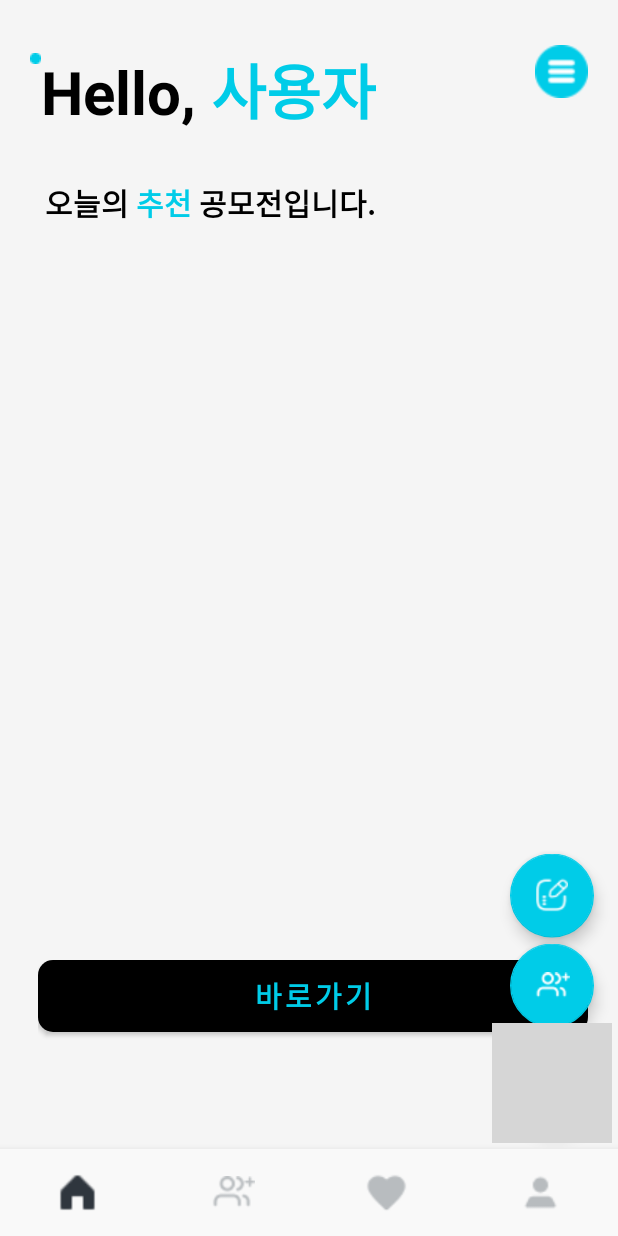
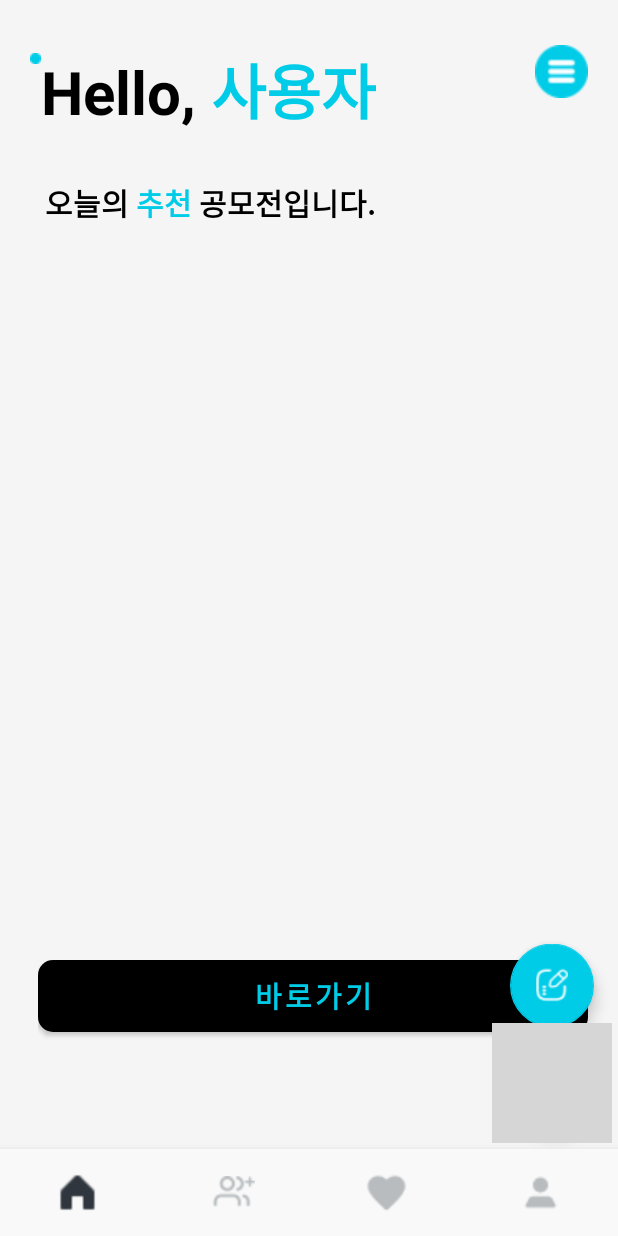
Before and after one commit to EJ-pro/Collobo-Station, an Android app: the MainActivity screen opened directly, with no data from a screen before it, after a tap on an icon or button, on a phone screen of 412 x 824 dp. Run offline under Robolectric (Android 15) with nearby library versions, the phone set to English and light mode, and no system bars; our stand-ins replace Firebase (no records; nobody signed in at launch, a user with empty details on screens opened directly); grey boxes are pictures that could not be loaded.

Commit message:
수정완료

```diff
--- a/app/src/main/java/com/example/collobo_station/Main/MainActivity.kt
+++ b/app/src/main/java/com/example/collobo_station/Main/MainActivity.kt
@@ -8,7 +8,6 @@ import android.view.animation.AccelerateInterpolator
 import android.widget.Toast
 import androidx.appcompat.app.AppCompatActivity
 import androidx.fragment.app.Fragment
-import com.example.collobo_station.Fragment.Bottom.Fragment_Chat
 import com.example.collobo_station.Fragment.Home.Fragment_Home
 import com.example.collobo_station.Fragment.Scrap.Fragment_Scrap
 import com.example.collobo_station.Fragment.Splash.Fragment_User
@@ -19,43 +18,49 @@ import com.google.android.material.floatingactionbutton.FloatingActionButton
 
 class MainActivity : AppCompatActivity() {
     private lateinit var fabAction: FloatingActionButton
-    private lateinit var fabSub1: FloatingActionButton
     private lateinit var fabSub2: FloatingActionButton
-    private lateinit var fabSub3: FloatingActionButton
     private var isExpanded = false
     private var doubleBackToExitPressedOnce = false
+
+    private var currentSelectedItemId = R.id.navigation_item1
 
     override fun onBackPressed() {
         if (doubleBackToExitPressedOnce) {
             super.onBackPressed()
             return
         }
-
         this.doubleBackToExitPressedOnce = true
         Toast.makeText(this, "한 번 더 누르면 종료됩니다.", Toast.LENGTH_SHORT).show()
-
         android.os.Handler().postDelayed({
             doubleBackToExitPressedOnce = false
-        }, 2000) // 2초간 두 번째 뒤로가기 버튼이 클릭되지 않으면 리셋
+        }, 2000)
     }
-    private val onNavigationItemSelectedListener =
-        BottomNavigationView.OnNavigationItemSelectedListener { item ->
+
+    private val onNavigationItemSelectedListener = BottomNavigationView.OnNavigationItemSelectedListener { item ->
+        if (item.itemId == currentSelectedItemId) {
+            return@OnNavigationItemSelectedListener false
+        }
+
         when (item.itemId) {
             R.id.navigation_item1 -> {
                 replaceFragment(Fragment_Home())
+                currentSelectedItemId = R.id.navigation_item1
                 return@OnNavigationItemSelectedListener true
             }
             R.id.navigation_item2 -> {
                 val intent = Intent(this, Project_Participation::class.java)
                 startActivity(intent)
+                currentSelectedItemId = R.id.navigation_item2
                 return@OnNavigationItemSelectedListener true
             }
             R.id.navigation_item3 -> {
                 replaceFragment(Fragment_Scrap())
+                currentSelectedItemId = R.id.navigation_item3
                 return@OnNavigationItemSelectedListener true
             }
             R.id.navigation_item4 -> {
                 replaceFragment(Fragment_User())
+                currentSelectedItemId = R.id.navigation_item4
                 return@OnNavigationItemSelectedListener true
             }
         }
@@ -69,10 +74,11 @@ class MainActivity : AppCompatActivity() {
         val navView: BottomNavigationView = findViewById(R.id.bottom_navigation)
         navView.setOnNavigationItemSelectedListener(onNavigationItemSelectedListener)
 
+        replaceFragment(Fragment_Home())
+        currentSelectedItemId = R.id.navigation_item1
         navView.selectedItemId = R.id.navigation_item1
 
         fabAction = findViewById(R.id.fab_action)
-        fabSub1 = findViewById(R.id.fab_sub1)
         fabSub2 = findViewById(R.id.fab_sub2)
 
         fabAction.setOnClickListener {
@@ -82,10 +88,7 @@ class MainActivity : AppCompatActivity() {
                 expandFabMenu()
             }
         }
-        fabSub1.setOnClickListener {
-            val intent = Intent(this, Project_Participation::class.java)
-            startActivity(intent)
-        }
+
         fabSub2.setOnClickListener {
             val intent = Intent(this, Portfolio_management::class.java)
             startActivity(intent)
@@ -94,37 +97,30 @@ class MainActivity : AppCompatActivity() {
 
     private fun expandFabMenu() {
         isExpanded = true
-
-        val animSub1 = ObjectAnimator.ofFloat(fabSub1, "translationY", -resources.getDimension(R.dimen.standard_65))
-        val animSub2 = ObjectAnimator.ofFloat(fabSub2, "translationY", -resources.getDimension(R.dimen.standard_125))
+        // fabSub1 제거로 인해 fabSub2만 남음
+        val animSub2 = ObjectAnimator.ofFloat(fabSub2, "translationY", -resources.getDimension(R.dimen.standard_65))
 
         AnimatorSet().apply {
-            playTogether(animSub1, animSub2)
+            play(animSub2)
             interpolator = AccelerateInterpolator()
             duration = 300
             start()
         }
-
         fabAction.animate().rotation(45f)
     }
 
     private fun collapseFabMenu() {
         isExpanded = false
-
-        val animSub1 = ObjectAnimator.ofFloat(fabSub1, "translationY", 0f)
         val animSub2 = ObjectAnimator.ofFloat(fabSub2, "translationY", 0f)
 
         AnimatorSet().apply {
-            playTogether(animSub1, animSub2)
+            play(animSub2)
             interpolator = AccelerateInterpolator()
             duration = 300
             start()
         }
-
         fabAction.animate().rotation(0f)
     }
-
-
 
     private fun replaceFragment(fragment: Fragment) {
         supportFragmentManager.beginTransaction()
--- a/app/src/main/res/layout/activity_main.xml
+++ b/app/src/main/res/layout/activity_main.xml
@@ -21,17 +21,6 @@
             android:layout_height="match_parent"
             android:layout_weight="1"
             android:orientation="vertical">
-
-            <com.google.android.material.floatingactionbutton.FloatingActionButton
-                android:id="@+id/fab_sub1"
-                android:layout_width="wrap_content"
-                android:layout_height="wrap_content"
-                android:layout_above="@+id/bottom_navigation"
-                android:layout_alignParentEnd="true"
-                android:layout_margin="16dp"
-                android:layout_marginBottom="-33dp"
-                android:src="@drawable/image_action_1"
-                app:backgroundTint="@color/maincolor" />
 
             <com.google.android.material.floatingactionbutton.FloatingActionButton
                 android:id="@+id/fab_sub2"
--- a/app/src/main/res/layout/fragment_home.xml
+++ b/app/src/main/res/layout/fragment_home.xml
@@ -4,6 +4,7 @@
     android:layout_height="match_parent"
     xmlns:app="http://schemas.android.com/apk/res-auto"
     android:id="@+id/scrollView"
+    android:overScrollMode="never"
     android:background="@color/white">
     <com.google.android.material.appbar.AppBarLayout
         android:layout_width="match_parent"
```
Also changed, not shown: app/src/main/java/com/example/collobo_station/Fragment/Splash/Fragment_User.kt (+156 -47 lines), 2 other files. Lines whose indentation alone changed are shown as unchanged.
